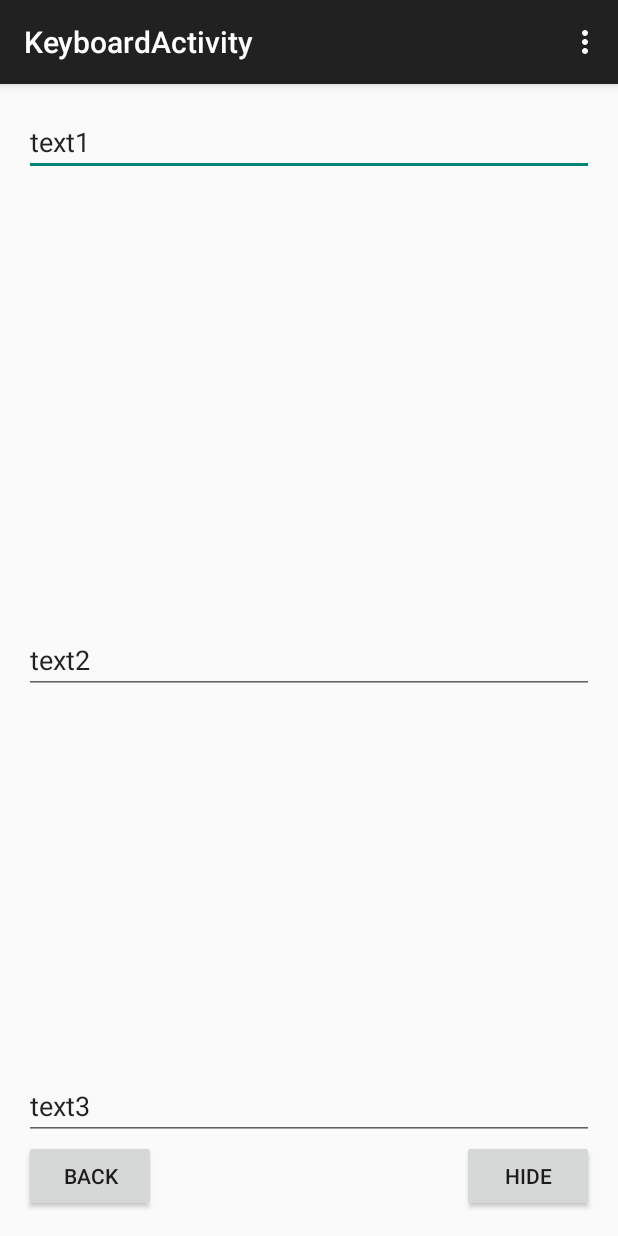
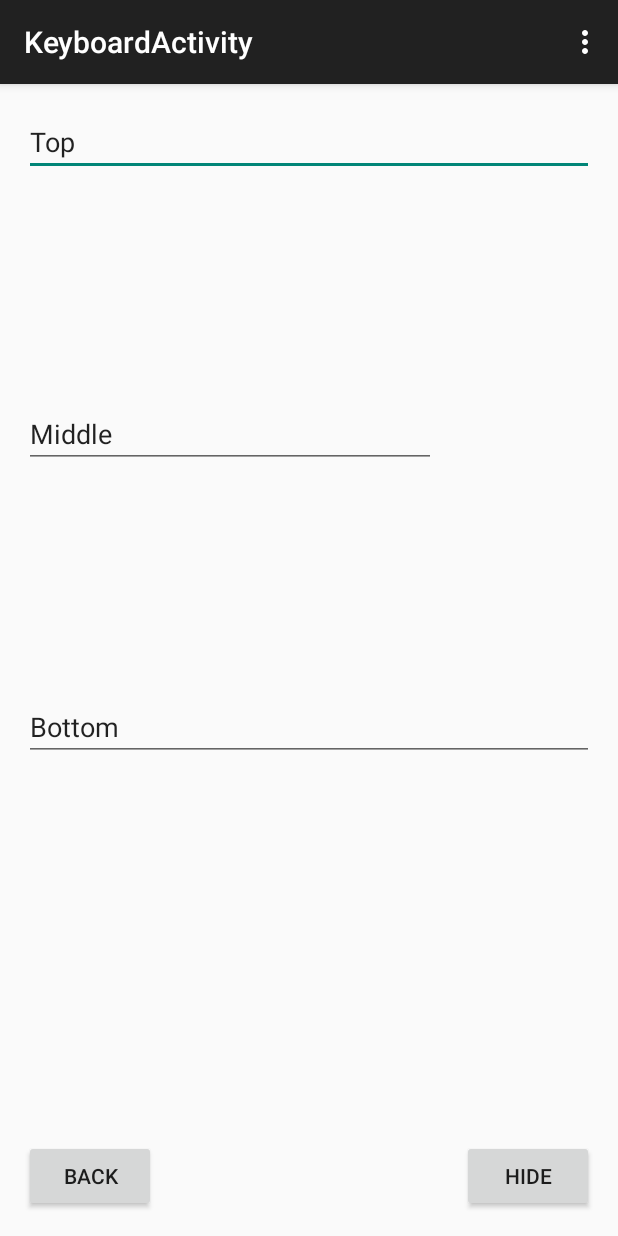
Before and after one commit to h-t-tran/android, an Android app: the KeyboardActivity screen opened directly, with no data from a screen before it, on a phone screen of 412 x 824 dp. Run offline under Robolectric (Android 15) with nearby library versions, the phone set to English and light mode, and no system bars.

Commit message:
got all layout

```diff
--- a/android/Assignment2/app/src/main/res/layout/activity_keyboard.xml
+++ b/android/Assignment2/app/src/main/res/layout/activity_keyboard.xml
@@ -1,4 +1,4 @@
-<RelativeLayout xmlns:android="http://schemas.android.com/apk/res/android"
+<FrameLayout xmlns:android="http://schemas.android.com/apk/res/android"
     xmlns:tools="http://schemas.android.com/tools" android:layout_width="match_parent"
     android:layout_height="match_parent" android:paddingLeft="@dimen/activity_horizontal_margin"
     android:paddingRight="@dimen/activity_horizontal_margin"
@@ -7,38 +7,10 @@
     tools:context="com.sdsu.hoanh.assignment2.KeyboardActivity">
 
 
-    <EditText
-        android:layout_width="wrap_content"
-        android:layout_height="wrap_content"
-        android:id="@+id/editText3"
-        android:layout_alignParentTop="true"
-        android:layout_alignParentLeft="true"
-        android:layout_alignParentStart="true"
-        android:layout_alignParentRight="true"
-        android:layout_alignParentEnd="true"
-        android:text="text1" />
-
-    <EditText
-        android:layout_width="wrap_content"
-        android:layout_height="wrap_content"
-        android:id="@+id/editText4"
-        android:layout_centerVertical="true"
-        android:layout_alignParentLeft="true"
-        android:layout_alignParentStart="true"
-        android:layout_alignRight="@+id/editText3"
-        android:layout_alignEnd="@+id/editText3"
-        android:text="text2" />
-
-    <EditText
-        android:layout_width="wrap_content"
-        android:layout_height="wrap_content"
-        android:id="@+id/editText5"
-        android:text="text3"
-        android:layout_above="@+id/button3"
-        android:layout_alignParentLeft="true"
-        android:layout_alignParentStart="true"
-        android:layout_alignRight="@+id/editText4"
-        android:layout_alignEnd="@+id/editText4" />
+    <RelativeLayout
+        android:layout_width="fill_parent"
+        android:layout_height="83dp"
+        android:layout_gravity="left|bottom">
 
         <Button
             android:layout_width="wrap_content"
@@ -47,12 +19,55 @@
             android:id="@+id/button3"
             android:layout_alignParentBottom="true"
             android:layout_alignParentLeft="true"
-        android:layout_alignParentStart="true" />
+            android:layout_alignParentStart="true"
+            android:layout_gravity="left|bottom" />
 
         <Button
             android:layout_width="wrap_content"
             android:layout_height="wrap_content"
             android:text="Hide"
+            android:id="@+id/button4"
             android:layout_alignParentBottom="true"
-        android:layout_alignParentRight="true"/>
+            android:layout_alignParentRight="true"
+            android:layout_alignParentEnd="true" />
+
     </RelativeLayout>
+
+
+
+    <RelativeLayout
+        android:layout_width="fill_parent"
+        android:layout_height="435dp"
+        android:layout_gravity="left|top">
+
+        <EditText
+            android:layout_width="fill_parent"
+            android:layout_height="wrap_content"
+            android:id="@+id/editText3"
+            android:text="Top"
+            android:layout_alignParentTop="true"
+            android:layout_alignParentLeft="true"
+            android:layout_alignParentStart="true" />
+
+        <EditText
+            android:text="Bottom"
+            android:layout_width="fill_parent"
+            android:layout_height="wrap_content"
+            android:id="@+id/editText4"
+            android:layout_alignParentBottom="true"
+            android:layout_alignParentRight="true"
+            android:layout_alignParentEnd="true" />
+
+        <EditText
+            android:layout_width="fill_parent"
+            android:layout_height="wrap_content"
+            android:id="@+id/editText5"
+            android:text="Middle"
+            android:layout_centerVertical="true"
+            android:layout_alignParentRight="true"
+            android:layout_alignParentEnd="true"
+            android:layout_marginRight="105dp"
+            android:layout_marginEnd="105dp" />
+    </RelativeLayout>
+
+</FrameLayout>
```
Also changed, not shown: android/Assignment2/app/src/main/res/layout/activity_list.xml (+26 -2 lines). Lines whose indentation alone changed are shown as unchanged.
